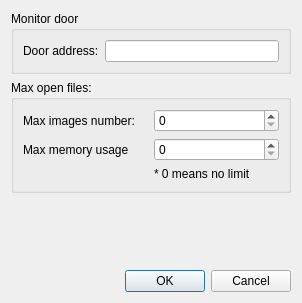
yamedvedya/data_viewer, file src/uis/settings.ui: the form before one commit.
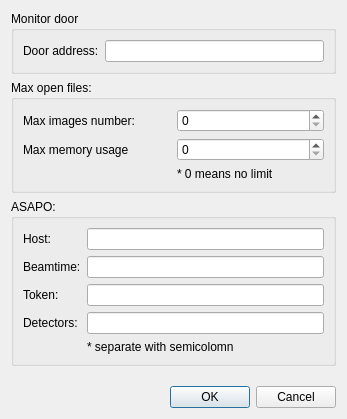
The form after the commit.

Commit message: asapo seems to work

What changed in the file:
```diff
--- a/src/uis/settings.ui
+++ b/src/uis/settings.ui
@@ -6,8 +6,8 @@
    <rect>
     <x>0</x>
     <y>0</y>
-    <width>302</width>
-    <height>303</height>
+    <width>347</width>
+    <height>419</height>
    </rect>
   </property>
   <property name="windowTitle">
@@ -83,6 +83,62 @@
      </layout>
     </widget>
    </item>
+   <item>
+    <widget class="QGroupBox" name="gb_max_files_2">
+     <property name="title">
+      <string>ASAPO:</string>
+     </property>
+     <layout class="QGridLayout" name="gridLayout_3">
+      <item row="3" column="0">
+       <widget class="QLabel" name="label_8">
+        <property name="text">
+         <string>Detectors:</string>
+        </property>
+       </widget>
+      </item>
+      <item row="0" column="0">
+       <widget class="QLabel" name="label_5">
+        <property name="text">
+         <string>Host:</string>
+        </property>
+       </widget>
+      </item>
+      <item row="1" column="0">
+       <widget class="QLabel" name="label_6">
+        <property name="text">
+         <string>Beamtime:</string>
+        </property>
+       </widget>
+      </item>
+      <item row="1" column="1">
+       <widget class="QLineEdit" name="le_beamtime"/>
+      </item>
+      <item row="0" column="1">
+       <widget class="QLineEdit" name="le_host"/>
+      </item>
+      <item row="2" column="0">
+       <widget class="QLabel" name="label_7">
+        <property name="text">
+         <string>Token:</string>
+        </property>
+       </widget>
+      </item>
+      <item row="4" column="1">
+       <widget class="QLabel" name="label_9">
+        <property name="text">
+         <string>* separate with semicolomn</string>
+        </property>
+       </widget>
+      </item>
+      <item row="2" column="1">
+       <widget class="QLineEdit" name="le_token"/>
+      </item>
+      <item row="3" column="1">
+       <widget class="QLineEdit" name="le_detectors"/>
+      </item>
+     </layout>
+    </widget>
+   </item>
    <item>
     <spacer name="verticalSpacer">
      <property name="orientation">
```
The commit also changes 31 other files.
